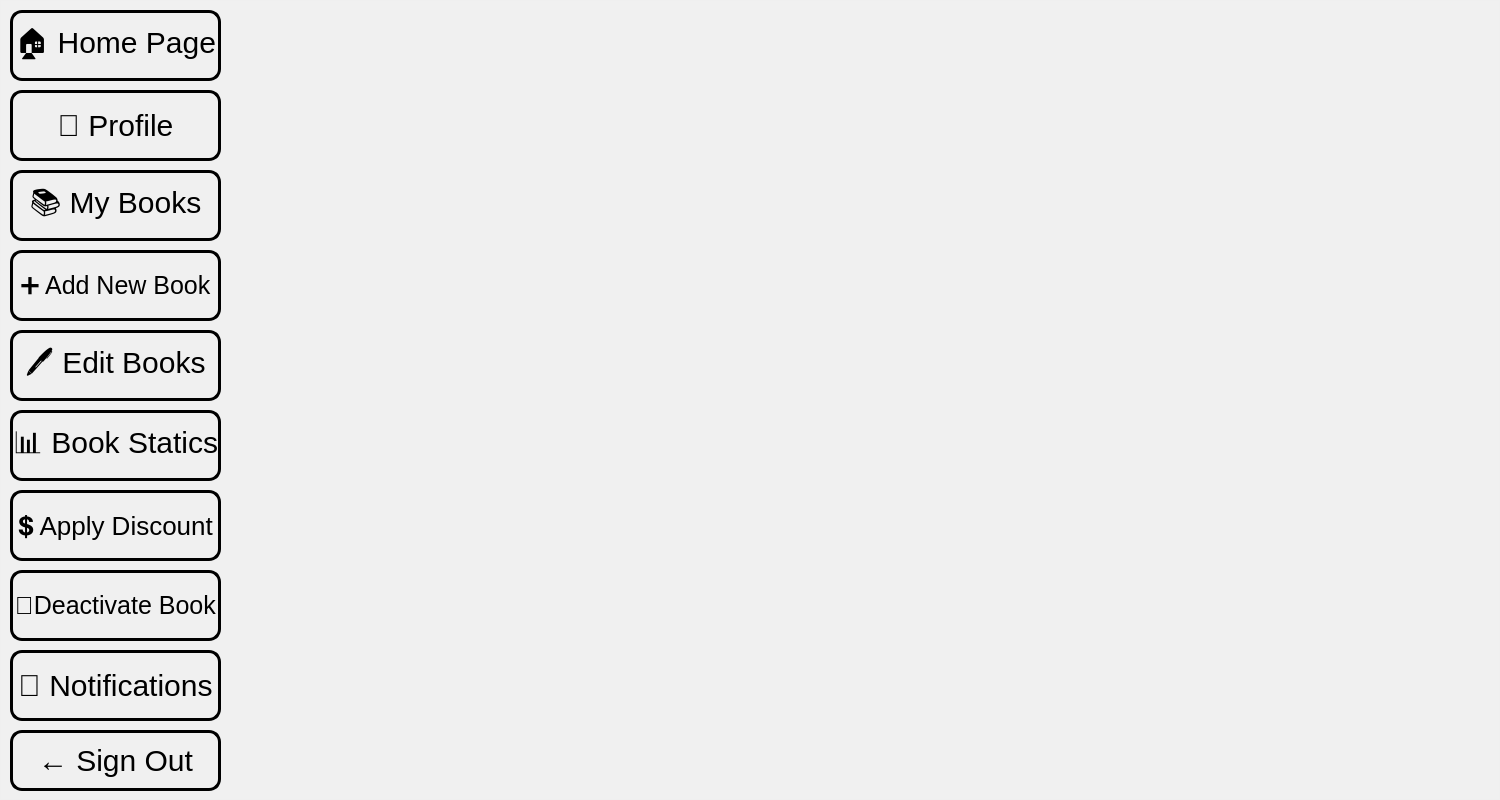
Qt form BookClubProject/appWindow/publisherwindow.ui (mohammadshirizadeh-sudo/book-club) before a commit.
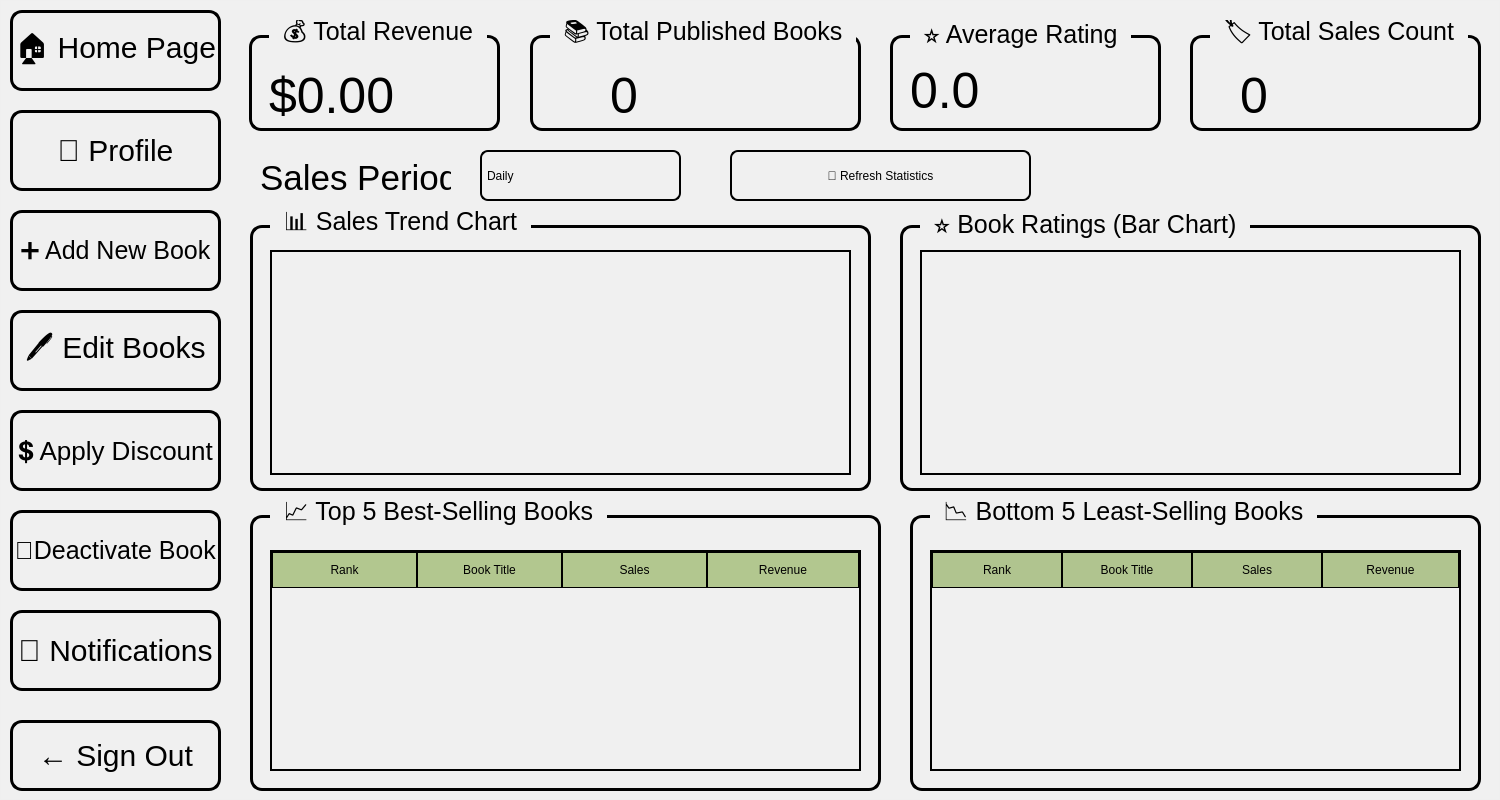
The same form after that commit. Icons and pictures are not drawn.

What changed in the file:
```diff
--- a/BookClubProject/appWindow/publisherwindow.ui
+++ b/BookClubProject/appWindow/publisherwindow.ui
@@ -46,7 +46,7 @@
       <x>10</x>
       <y>10</y>
       <width>211</width>
-      <height>71</height>
+      <height>81</height>
      </rect>
     </property>
     <property name="styleSheet">
@@ -67,9 +67,9 @@
     <property name="geometry">
      <rect>
       <x>10</x>
-      <y>90</y>
+      <y>110</y>
       <width>211</width>
-      <height>71</height>
+      <height>81</height>
      </rect>
     </property>
     <property name="styleSheet">
@@ -85,35 +85,13 @@
      <string>👤 Profile</string>
     </property>
    </widget>
-   <widget class="QPushButton" name="pubBooksPushButton">
-    <property name="geometry">
-     <rect>
-      <x>10</x>
-      <y>170</y>
-      <width>211</width>
-      <height>71</height>
-     </rect>
-    </property>
-    <property name="styleSheet">
-     <string notr="true">QPushButton {
-	font: 700 9pt &quot;Script MT Bold&quot;;
-	font-size:30px;
-	color: rgb(0, 0, 0);
-	border: 3px solid black;
-	border-radius: 12px;
-}</string>
-    </property>
-    <property name="text">
-     <string>📚 My Books</string>
-    </property>
-   </widget>
    <widget class="QPushButton" name="quitPushButton">
     <property name="geometry">
      <rect>
       <x>10</x>
-      <y>730</y>
+      <y>720</y>
       <width>211</width>
-      <height>61</height>
+      <height>71</height>
      </rect>
     </property>
     <property name="styleSheet">
@@ -133,9 +111,9 @@
     <property name="geometry">
      <rect>
       <x>10</x>
-      <y>250</y>
+      <y>210</y>
       <width>211</width>
-      <height>71</height>
+      <height>81</height>
      </rect>
     </property>
     <property name="styleSheet">
@@ -155,9 +133,9 @@
     <property name="geometry">
      <rect>
       <x>10</x>
-      <y>330</y>
+      <y>310</y>
       <width>211</width>
-      <height>71</height>
+      <height>81</height>
      </rect>
     </property>
     <property name="styleSheet">
@@ -173,35 +151,13 @@
      <string>🖊️ Edit Books</string>
     </property>
    </widget>
-   <widget class="QPushButton" name="bookStatsPushButton">
-    <property name="geometry">
-     <rect>
-      <x>10</x>
-      <y>410</y>
-      <width>211</width>
-      <height>71</height>
-     </rect>
-    </property>
-    <property name="styleSheet">
-     <string notr="true">QPushButton {
-	font: 700 9pt &quot;Script MT Bold&quot;;
-	font-size:30px;
-	color: rgb(0, 0, 0);
-	border: 3px solid black;
-	border-radius: 12px;
-}</string>
-    </property>
-    <property name="text">
-     <string>📊 Book Statics</string>
-    </property>
-   </widget>
    <widget class="QPushButton" name="discountPushButton">
     <property name="geometry">
      <rect>
       <x>10</x>
-      <y>490</y>
+      <y>410</y>
       <width>211</width>
-      <height>71</height>
+      <height>81</height>
      </rect>
     </property>
     <property name="styleSheet">
@@ -221,9 +177,9 @@
     <property name="geometry">
      <rect>
       <x>10</x>
-      <y>570</y>
+      <y>510</y>
       <width>211</width>
-      <height>71</height>
+      <height>81</height>
      </rect>
     </property>
     <property name="styleSheet">
@@ -243,9 +199,9 @@
     <property name="geometry">
      <rect>
       <x>10</x>
-      <y>650</y>
+      <y>610</y>
       <width>211</width>
-      <height>71</height>
+      <height>81</height>
      </rect>
     </property>
     <property name="styleSheet">
@@ -261,6 +217,570 @@
      <string>🔔 Notifications</string>
     </property>
    </widget>
+   <widget class="QFrame" name="frame_2">
+    <property name="geometry">
+     <rect>
+      <x>230</x>
+      <y>0</y>
+      <width>1270</width>
+      <height>800</height>
+     </rect>
+    </property>
+    <property name="styleSheet">
+     <string notr="true">background-color: transparent;
+</string>
+    </property>
+    <property name="frameShape">
+     <enum>QFrame::Shape::StyledPanel</enum>
+    </property>
+    <property name="frameShadow">
+     <enum>QFrame::Shadow::Raised</enum>
+    </property>
+    <widget class="QLabel" name="chartTypeLabel">
+     <property name="geometry">
+      <rect>
+       <x>30</x>
+       <y>160</y>
+       <width>191</width>
+       <height>35</height>
+      </rect>
+     </property>
+     <property name="styleSheet">
+      <string notr="true">color: rgb(0, 0, 0);
+font: 700 9pt &quot;Script MT Bold&quot;;
+font-size:35px;
+background: transparent;</string>
+     </property>
+     <property name="text">
+      <string>Sales Period:</string>
+     </property>
+    </widget>
+    <widget class="QComboBox" name="chartPeriodCombo">
+     <property name="geometry">
+      <rect>
+       <x>250</x>
+       <y>150</y>
+       <width>201</width>
+       <height>51</height>
+      </rect>
+     </property>
+     <property name="styleSheet">
+      <string notr="true">QComboBox {
+	font: 700 18pt &quot;Script MT&quot;;
+	border: 2px solid rgb(0, 0, 0);
+	border-radius: 8px;
+	padding: 5px;
+	color: black;
+background: transparent;
+}
+QComboBox::drop-down {
+	border: none;
+	width: 30px;
+}
+QComboBox QAbstractItemView {
+	font: 600 11pt &quot;Segoe UI&quot;;
+	selection-background-color: rgb(0, 85, 170);
+}</string>
+     </property>
+     <item>
+      <property name="text">
+       <string>Daily</string>
+      </property>
+     </item>
+     <item>
+      <property name="text">
+       <string>Weekly</string>
+      </property>
+     </item>
+     <item>
+      <property name="text">
+       <string>Monthly</string>
+      </property>
+     </item>
+    </widget>
+    <widget class="QPushButton" name="refreshStatsButton">
+     <property name="geometry">
+      <rect>
+       <x>500</x>
+       <y>150</y>
+       <width>301</width>
+       <height>51</height>
+      </rect>
+     </property>
+     <property name="styleSheet">
+      <string notr="true">QPushButton {
+	font: 700 18pt &quot;Script MT Bold&quot;;
+	color: black;
+	border: 2px solid black;
+	background: transparent;
+	border-radius: 8px;
+}</string>
+     </property>
+     <property name="text">
+      <string>🔄 Refresh Statistics</string>
+     </property>
+    </widget>
+    <widget class="QGroupBox" name="groupBox">
+     <property name="geometry">
+      <rect>
+       <x>19</x>
+       <y>20</y>
+       <width>251</width>
+       <height>111</height>
+      </rect>
+     </property>
+     <property name="styleSheet">
+      <string notr="true">QGroupBox {
+    font: 700 12pt &quot;Script MT Bold&quot;;
+    font-size: 25px;
+    color: rgb(0, 0, 0);
+    border: 3px solid black;
+    border-radius: 12px;
+    margin-top: 15px;
+	background: transparent;
+    padding-top: 10px;
+}
+
+QGroupBox::title {
+    subcontrol-origin: margin;
+    left: 20px;
+    padding: 0 10px;
+}</string>
+     </property>
+     <property name="title">
+      <string>💰 Total Revenue</string>
+     </property>
+     <widget class="QLabel" name="revenueValueLabel">
+      <property name="geometry">
+       <rect>
+        <x>20</x>
+        <y>50</y>
+        <width>260</width>
+        <height>50</height>
+       </rect>
+      </property>
+      <property name="styleSheet">
+       <string notr="true">color: rgb(0, 0, 0);
+font: 700 9pt &quot;Script MT Bold&quot;;
+font-size:50px;
+background: transparent;</string>
+      </property>
+      <property name="text">
+       <string>$0.00</string>
+      </property>
+     </widget>
+    </widget>
+    <widget class="QGroupBox" name="groupBox_2">
+     <property name="geometry">
+      <rect>
+       <x>300</x>
+       <y>20</y>
+       <width>331</width>
+       <height>111</height>
+      </rect>
+     </property>
+     <property name="styleSheet">
+      <string notr="true">QGroupBox {
+    font: 700 12pt &quot;Script MT Bold&quot;;
+    font-size: 25px;
+    color: rgb(0, 0, 0);
+    border: 3px solid black;
+	background: transparent;
+    border-radius: 12px;
+    margin-top: 15px;
+    padding-top: 10px;
+}
+
+QGroupBox::title {
+    subcontrol-origin: margin;
+    left: 20px;
+    padding: 0 10px;
+}</string>
+     </property>
+     <property name="title">
+      <string>📚 Total Published Books</string>
+     </property>
+     <widget class="QLabel" name="booksValueLabel">
+      <property name="geometry">
+       <rect>
+        <x>80</x>
+        <y>50</y>
+        <width>131</width>
+        <height>50</height>
+       </rect>
+      </property>
+      <property name="styleSheet">
+       <string notr="true">color: rgb(0, 0, 0);
+font: 700 9pt &quot;Script MT Bold&quot;;
+font-size:50px;
+background: transparent;</string>
+      </property>
+      <property name="text">
+       <string>0</string>
+      </property>
+     </widget>
+    </widget>
+    <widget class="QGroupBox" name="groupBox_3">
+     <property name="geometry">
+      <rect>
+       <x>660</x>
+       <y>20</y>
+       <width>271</width>
+       <height>111</height>
+      </rect>
+     </property>
+     <property name="styleSheet">
+      <string notr="true">QGroupBox {
+    font: 700 12pt &quot;Script MT Bold&quot;;
+    font-size: 25px;
+    color: rgb(0, 0, 0);
+    border: 3px solid black;
+	background: transparent;
+    border-radius: 12px;
+    margin-top: 15px;
+    padding-top: 10px;
+}
+
+QGroupBox::title {
+    subcontrol-origin: margin;
+    left: 20px;
+    padding: 0 10px;
+}</string>
+     </property>
+     <property name="title">
+      <string>⭐ Average Rating</string>
+     </property>
+     <widget class="QLabel" name="ratingValueLabel">
+      <property name="geometry">
+       <rect>
+        <x>20</x>
+        <y>40</y>
+        <width>260</width>
+        <height>61</height>
+       </rect>
+      </property>
+      <property name="styleSheet">
+       <string notr="true">color: rgb(0, 0, 0);
+font: 700 9pt &quot;Script MT Bold&quot;;
+font-size:50px;
+background: transparent;</string>
+      </property>
+      <property name="text">
+       <string>0.0</string>
+      </property>
+     </widget>
+    </widget>
+    <widget class="QGroupBox" name="groupBox_4">
+     <property name="geometry">
+      <rect>
+       <x>960</x>
+       <y>20</y>
+       <width>291</width>
+       <height>111</height>
+      </rect>
+     </property>
+     <property name="styleSheet">
+      <string notr="true">QGroupBox {
+    font: 700 12pt &quot;Script MT Bold&quot;;
+    font-size: 25px;
+    color: rgb(0, 0, 0);
+	background: transparent;
+    border: 3px solid black;
+    border-radius: 12px;
+    margin-top: 15px;
+    padding-top: 10px;
+}
+
+QGroupBox::title {
+    subcontrol-origin: margin;
+    left: 20px;
+    padding: 0 10px;
+}</string>
+     </property>
+     <property name="title">
+      <string>🏷️ Total Sales Count</string>
+     </property>
+     <widget class="QLabel" name="salesValueLabel">
+      <property name="geometry">
+       <rect>
+        <x>50</x>
+        <y>50</y>
+        <width>181</width>
+        <height>50</height>
+       </rect>
+      </property>
+      <property name="styleSheet">
+       <string notr="true">color: rgb(0, 0, 0);
+font: 700 9pt &quot;Script MT Bold&quot;;
+font-size:50px;
+background: transparent;</string>
+      </property>
+      <property name="text">
+       <string>0</string>
+      </property>
+     </widget>
+    </widget>
+    <widget class="QGroupBox" name="groupBox_5">
+     <property name="geometry">
+      <rect>
+       <x>20</x>
+       <y>210</y>
+       <width>621</width>
+       <height>281</height>
+      </rect>
+     </property>
+     <property name="styleSheet">
+      <string notr="true">QGroupBox {
+    font: 700 12pt &quot;Script MT Bold&quot;;
+    font-size: 25px;
+    color: rgb(0, 0, 0);
+    border: 3px solid black;
+    border-radius: 12px;
+    margin-top: 15px;
+    padding-top: 10px;
+	background: transparent;
+}
+
+QGroupBox::title {
+    subcontrol-origin: margin;
+    left: 20px;
+    padding: 0 10px;
+}</string>
+     </property>
+     <property name="title">
+      <string>📊 Sales Trend Chart</string>
+     </property>
+     <widget class="QWidget" name="salesChartPlaceholder" native="true">
+      <property name="geometry">
+       <rect>
+        <x>20</x>
+        <y>40</y>
+        <width>581</width>
+        <height>225</height>
+       </rect>
+      </property>
+      <property name="styleSheet">
+       <string notr="true">background: transparent;
+border: 2px solid black;</string>
+      </property>
+     </widget>
+    </widget>
+    <widget class="QGroupBox" name="groupBox_6">
+     <property name="geometry">
+      <rect>
+       <x>670</x>
+       <y>210</y>
+       <width>581</width>
+       <height>281</height>
+      </rect>
+     </property>
+     <property name="styleSheet">
+      <string notr="true">QGroupBox {
+    font: 700 12pt &quot;Script MT Bold&quot;;
+    font-size: 25px;
+    color: rgb(0, 0, 0);
+    border: 3px solid black;
+    border-radius: 12px;
+background: transparent;
+    margin-top: 15px;
+    padding-top: 10px;
+}
+
+QGroupBox::title {
+    subcontrol-origin: margin;
+    left: 20px;
+    padding: 0 10px;
+}</string>
+     </property>
+     <property name="title">
+      <string>⭐ Book Ratings (Bar Chart)</string>
+     </property>
+     <widget class="QWidget" name="ratingsChartPlaceholder" native="true">
+      <property name="geometry">
+       <rect>
+        <x>20</x>
+        <y>40</y>
+        <width>541</width>
+        <height>225</height>
+       </rect>
+      </property>
+      <property name="styleSheet">
+       <string notr="true">background: transparent;
+border: 2px solid black;</string>
+      </property>
+     </widget>
+    </widget>
+    <widget class="QGroupBox" name="groupBox_7">
+     <property name="geometry">
+      <rect>
+       <x>20</x>
+       <y>500</y>
+       <width>631</width>
+       <height>291</height>
+      </rect>
+     </property>
+     <property name="styleSheet">
+      <string notr="true">QGroupBox {
+    font: 700 12pt &quot;Script MT Bold&quot;;
+    font-size: 25px;
+    color: rgb(0, 0, 0);
+background: transparent;
+    border: 3px solid black;
+    border-radius: 12px;
+    margin-top: 15px;
+    padding-top: 10px;
+}
+
+QGroupBox::title {
+    subcontrol-origin: margin;
+    left: 20px;
+    padding: 0 10px;
+}</string>
+     </property>
+     <property name="title">
+      <string>📈 Top 5 Best-Selling Books</string>
+     </property>
+     <widget class="QTableWidget" name="bestSellersTable">
+      <property name="geometry">
+       <rect>
+        <x>20</x>
+        <y>50</y>
+        <width>591</width>
+        <height>221</height>
+       </rect>
+      </property>
+      <property name="styleSheet">
+       <string notr="true">QTableWidget {
+	font: 700 11pt &quot;Script MT&quot;;
+	gridline-color: rgb(0, 0, 0);
+	border: 2px solid black;
+background: transparent;
+}
+QTableWidget::item {
+	padding: 8px;
+}
+QHeaderView::section {
+	font: 700 13pt &quot;Script MT&quot;;
+	background-color: rgb(178, 199, 143);
+	color: rgb(0, 0, 0);
+	padding: 8px;
+	border: 1px solid black
+}</string>
+      </property>
+      <attribute name="horizontalHeaderDefaultSectionSize">
+       <number>145</number>
+      </attribute>
+      <attribute name="horizontalHeaderStretchLastSection">
+       <bool>true</bool>
+      </attribute>
+      <column>
+       <property name="text">
+        <string>Rank</string>
+       </property>
+      </column>
+      <column>
+       <property name="text">
+        <string>Book Title</string>
+       </property>
+      </column>
+      <column>
+       <property name="text">
+        <string>Sales</string>
+       </property>
+      </column>
+      <column>
+       <property name="text">
+        <string>Revenue</string>
+       </property>
+      </column>
+     </widget>
+    </widget>
+    <widget class="QGroupBox" name="groupBox_8">
+     <property name="geometry">
+      <rect>
+       <x>680</x>
+       <y>500</y>
+       <width>571</width>
+       <height>291</height>
+      </rect>
+     </property>
+     <property name="styleSheet">
+      <string notr="true">QGroupBox {
+    font: 700 12pt &quot;Script MT Bold&quot;;
+    font-size: 25px;
+    color: rgb(0, 0, 0);
+    border: 3px solid black;
+    border-radius: 12px;
+background: transparent;
+    margin-top: 15px;
+    padding-top: 10px;
+}
+
+QGroupBox::title {
+    subcontrol-origin: margin;
+    left: 20px;
+    padding: 0 10px;
+}</string>
+     </property>
+     <property name="title">
+      <string>📉 Bottom 5 Least-Selling Books</string>
+     </property>
+     <widget class="QTableWidget" name="worstSellersTable">
+      <property name="geometry">
+       <rect>
+        <x>20</x>
+        <y>50</y>
+        <width>531</width>
+        <height>221</height>
+       </rect>
+      </property>
+      <property name="styleSheet">
+       <string notr="true">QTableWidget {
+	font: 700 11pt &quot;Script MT&quot;;
+	gridline-color: rgb(0, 0, 0);
+	border: 2px solid black;
+background: transparent;
+}
+QTableWidget::item {
+	padding: 8px;
+}
+QHeaderView::section {
+	font: 700 13pt &quot;Script MT&quot;;
+	background-color: rgb(176, 196, 143);
+	color: rgb(0, 0, 0);
+	padding: 8px;
+	border: 1px solid black;
+}</string>
+      </property>
+      <attribute name="horizontalHeaderDefaultSectionSize">
+       <number>130</number>
+      </attribute>
+      <attribute name="horizontalHeaderStretchLastSection">
+       <bool>true</bool>
+      </attribute>
+      <column>
+       <property name="text">
+        <string>Rank</string>
+       </property>
+      </column>
+      <column>
+       <property name="text">
+        <string>Book Title</string>
+       </property>
+      </column>
+      <column>
+       <property name="text">
+        <string>Sales</string>
+       </property>
+      </column>
+      <column>
+       <property name="text">
+        <string>Revenue</string>
+       </property>
+      </column>
+     </widget>
+    </widget>
+   </widget>
   </widget>
  </widget>
  <layoutdefault spacing="6" margin="11"/>
```
